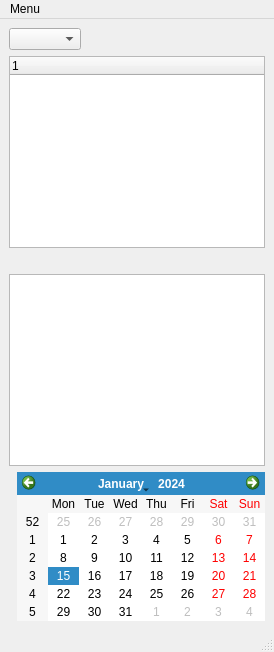
Old version of the form app/view/main.ui in the repository UltimateCuB3R/DLMCSPSE01_D.
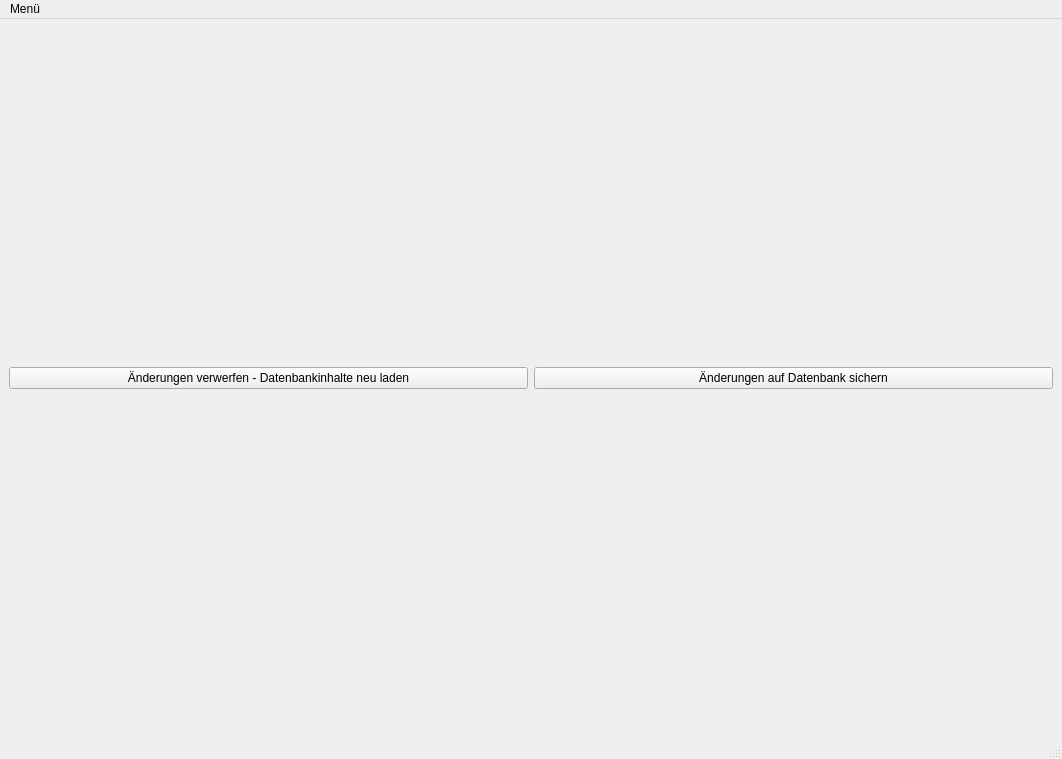
New version of the form.

Commit message: Sprint 2-2: created new .ui files for different widgets in PyQt. added button handling to view.py, although not yet fully functional.

The edit to the form file:
```diff
--- a/app/view/main.ui
+++ b/app/view/main.ui
@@ -2,41 +2,39 @@
 <ui version="4.0">
  <class>MainWindow</class>
  <widget class="QMainWindow" name="MainWindow">
+  <property name="geometry">
+   <rect>
+    <x>0</x>
+    <y>0</y>
+    <width>1062</width>
+    <height>759</height>
+   </rect>
+  </property>
   <property name="windowTitle">
    <string>MainWindow</string>
   </property>
   <widget class="QWidget" name="centralwidget">
-   <layout class="QGridLayout" name="gridLayout">
-    <item row="0" column="0" alignment="Qt::AlignLeft|Qt::AlignTop">
-     <widget class="QComboBox" name="comboBox"/>
+   <layout class="QVBoxLayout" name="verticalLayout">
+    <item>
+     <layout class="QHBoxLayout" name="horizontalLayout_top">
+      <item>
+       <widget class="QPushButton" name="pushButton_revert_db">
+        <property name="text">
+         <string>Änderungen verwerfen - Datenbankinhalte neu laden</string>
+        </property>
+       </widget>
+      </item>
+      <item>
+       <widget class="QPushButton" name="pushButton_save_db">
+        <property name="text">
+         <string>Änderungen auf Datenbank sichern</string>
+        </property>
+       </widget>
+      </item>
+     </layout>
     </item>
-    <item row="3" column="0" alignment="Qt::AlignLeft|Qt::AlignBottom">
-     <widget class="QListWidget" name="listWidget"/>
-    </item>
-    <item row="2" column="0">
-     <spacer name="horizontalSpacer">
-      <property name="orientation">
-       <enum>Qt::Horizontal</enum>
-      </property>
-      <property name="sizeHint" stdset="0">
-       <size>
-        <width>40</width>
-        <height>20</height>
-       </size>
-      </property>
-     </spacer>
-    </item>
-    <item row="1" column="0" alignment="Qt::AlignRight|Qt::AlignTop">
-     <widget class="QTreeWidget" name="treeWidget">
-      <column>
-       <property name="text">
-        <string notr="true">1</string>
-       </property>
-      </column>
-     </widget>
-    </item>
-    <item row="5" column="0" alignment="Qt::AlignRight|Qt::AlignBottom">
-     <widget class="QCalendarWidget" name="calendarWidget"/>
+    <item>
+     <layout class="QHBoxLayout" name="horizontalLayout_main_widget"/>
     </item>
    </layout>
    <zorder>listWidget</zorder>
@@ -50,13 +48,13 @@
     <rect>
      <x>0</x>
      <y>0</y>
-     <width>691</width>
+     <width>1062</width>
      <height>26</height>
     </rect>
    </property>
    <widget class="QMenu" name="menuMenu">
     <property name="title">
-     <string>Menu</string>
+     <string>Menü</string>
     </property>
     <addaction name="actionStart"/>
     <addaction name="actionSettings"/>
```
Left out of the diff: 17 changed lines with no effect on the pictures. The commit also changes 7 other files.
